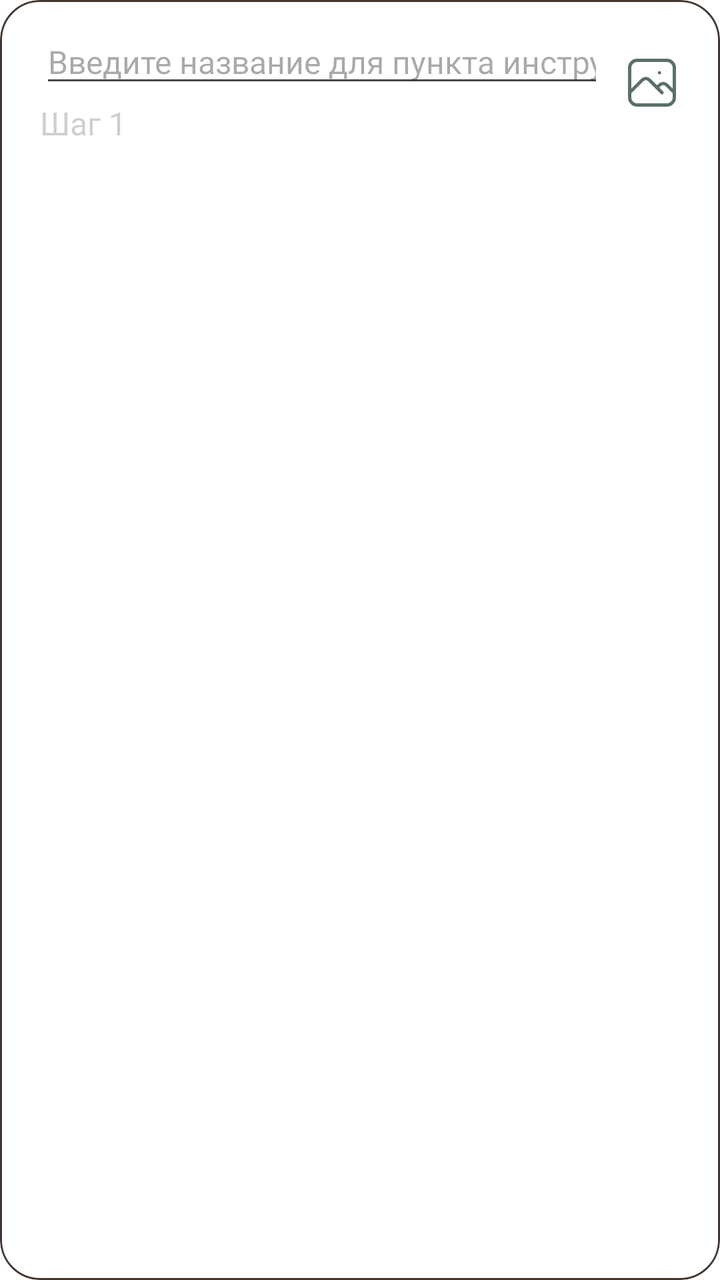
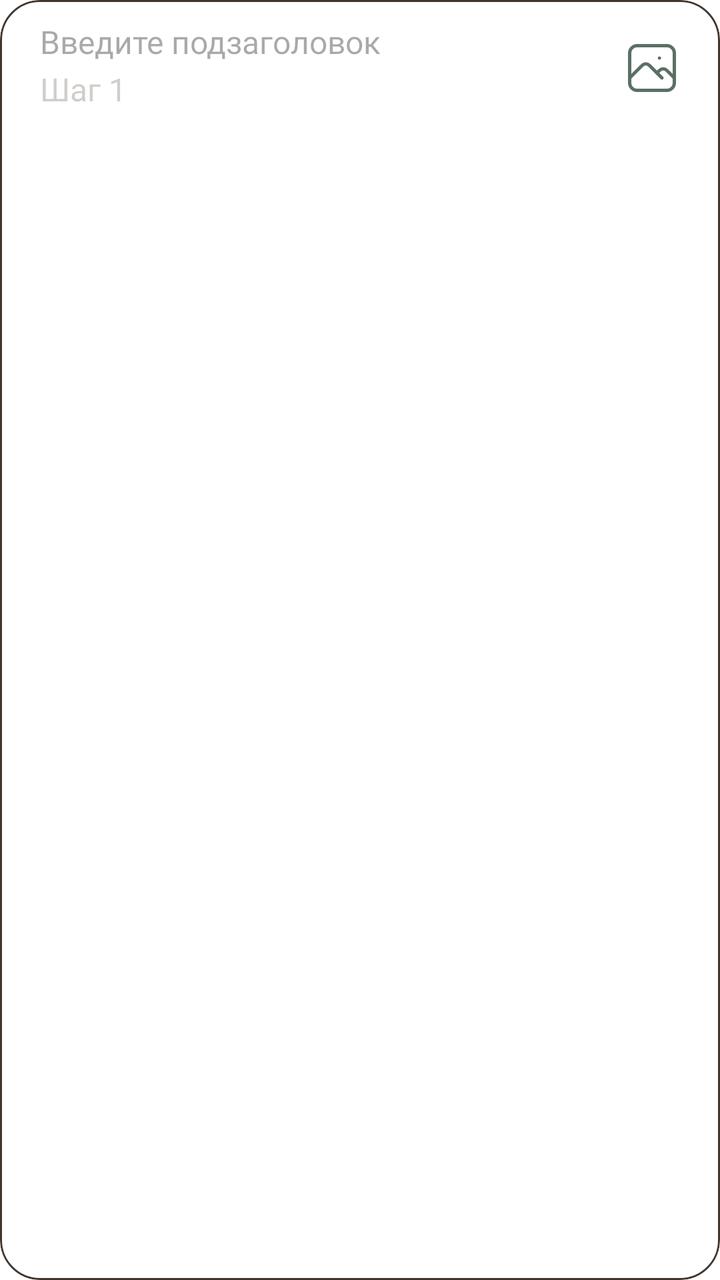

Compare the two renders of this Android layout. The source of the first and the diff that turns it into the second are given below.
<!-- AndroidManifest.xml: application theme Theme.DIYProject -->
<!-- res/layout/item_instruction_step.xml -->
<?xml version="1.0" encoding="utf-8"?>
<com.google.android.material.card.MaterialCardView
    xmlns:android="http://schemas.android.com/apk/res/android"
    xmlns:app="http://schemas.android.com/apk/res-auto"
    xmlns:tools="http://schemas.android.com/tools"
    style="@style/CardStyle.Selector"
    android:layout_width="match_parent"
    android:layout_height="wrap_content"
    android:layout_marginBottom="@dimen/space_s">

    <androidx.constraintlayout.widget.ConstraintLayout
        android:layout_width="match_parent"
        android:layout_height="wrap_content"
        android:paddingStart="@dimen/space_margin"
        android:paddingEnd="@dimen/space_s">

        <EditText
            android:id="@+id/tvStepTitle"
            android:layout_width="0dp"
            android:layout_height="wrap_content"
            android:hint="Введите название для пункта инструкции"
            android:inputType="text"
            android:textAppearance="@style/TextAppearance.App.Title"
            android:textColor="@color/color_beige_dark"
            app:layout_constraintEnd_toStartOf="@id/ivStepIcon"
            app:layout_constraintStart_toStartOf="parent"
            app:layout_constraintTop_toTopOf="parent" />

        <EditText
            android:id="@+id/etStepSubtitle"
            android:layout_width="0dp"
            android:layout_height="wrap_content"
            android:layout_marginTop="2dp"
            android:background="@null"
            android:hint="Шаг 1"
            android:inputType="text"
            android:textAppearance="@style/TextAppearance.App.Body"
            android:textColor="@color/color_beige_dark"
            android:textColorHint="@color/color_beige_dark_30"
            app:layout_constraintEnd_toStartOf="@id/ivStepIcon"
            app:layout_constraintStart_toStartOf="parent"
            app:layout_constraintTop_toBottomOf="@id/tvStepTitle" />

        <ImageButton
            android:id="@+id/ivStepIcon"
            style="@style/IconButtonStyle.Green"
            android:src="@drawable/ic_gallery"
            app:layout_constraintBottom_toBottomOf="parent"
            app:layout_constraintEnd_toEndOf="parent"
            app:layout_constraintTop_toTopOf="parent" />

    </androidx.constraintlayout.widget.ConstraintLayout>
</com.google.android.material.card.MaterialCardView>
<!-- resources referenced by this layout -->
<resources>
  <color name="color_beige_dark">#42362E</color>
  <color name="color_beige_dark_30">#4042362E</color>
  <dimen name="space_margin">20dp</dimen>
  <dimen name="space_s">10dp</dimen>
  <!-- drawable ic_gallery (drawable) -->
  <vector xmlns:android="http://schemas.android.com/apk/res/android"
      android:width="29dp"
      android:height="29dp"
      android:viewportWidth="29"
      android:viewportHeight="29">
    <path
        android:pathData="M19,8.5H19.015M1,5.5C1,4.307 1.474,3.162 2.318,2.318C3.162,1.474 4.307,1 5.5,1H23.5C24.694,1 25.838,1.474 26.682,2.318C27.526,3.162 28,4.307 28,5.5V23.5C28,24.694 27.526,25.838 26.682,26.682C25.838,27.526 24.694,28 23.5,28H5.5C4.307,28 3.162,27.526 2.318,26.682C1.474,25.838 1,24.694 1,23.5V5.5Z"
        android:strokeLineJoin="round"
        android:strokeWidth="2"
        android:fillColor="#00000000"
        android:strokeColor="#FFFCFA"
        android:strokeLineCap="round"/>
    <path
        android:pathData="M1,20.5L8.5,13C9.892,11.66 11.608,11.66 13,13L20.5,20.5"
        android:strokeLineJoin="round"
        android:strokeWidth="2"
        android:fillColor="#00000000"
        android:strokeColor="#FFFCFA"
        android:strokeLineCap="round"/>
    <path
        android:pathData="M17.5,17.5L19,16C20.392,14.66 22.108,14.66 23.5,16L28,20.5"
        android:strokeLineJoin="round"
        android:strokeWidth="2"
        android:fillColor="#00000000"
        android:strokeColor="#FFFCFA"
        android:strokeLineCap="round"/>
  </vector>
  <style name="CardStyle.Selector" parent="CardStyle">
          <item name="strokeColor">@color/color_beige_dark</item>
          <item name="contentPaddingTop">@dimen/space_s</item>
          <item name="contentPaddingBottom">@dimen/space_s</item>
      </style>
  <style name="IconButtonStyle.Green">
          <item name="android:tint">@color/color_green</item>
      </style>
  <style name="TextAppearance.App.Body" parent="TextAppearance.AppCompat">
          <item name="android:fontFamily">@font/montserrat_medium</item>
          <item name="android:textSize">16sp</item>
          <item name="android:textColor">@color/color_beige_dark</item>
      </style>
  <style name="TextAppearance.App.Title" parent="TextAppearance.AppCompat">
          <item name="android:fontFamily">@font/montserrat_semibold</item>
          <item name="android:textSize">16sp</item>
          <item name="android:textColor">@color/color_beige_dark</item>
          <item name="android:textStyle">normal</item>
      </style>
  <style name="Theme.DIYProject" parent="Base.Theme.DIYProject" />
  <style name="CardStyle">
          <item name="android:layout_width">match_parent</item>
          <item name="android:layout_height">wrap_content</item>
          <item name="cardBackgroundColor">@color/color_white</item>
          <item name="strokeWidth">1dp</item>
          <item name="cardCornerRadius">@dimen/radius_standard</item>
          <item name="cardElevation">0dp</item>
          <item name="android:layout_marginBottom">@dimen/space_s</item>
  
      </style>
  <color name="color_green">#5B7065</color>
  <style name="Base.Theme.DIYProject" parent="Theme.Material3.DayNight.NoActionBar">
          <item name="android:windowBackground">@color/color_white</item>
      </style>
  <color name="color_white">#FFFFFF</color>
  <dimen name="radius_standard">20dp</dimen>
</resources>

<!-- the commit's change to res/layout/item_instruction_step.xml (unified diff, before → after) -->
@@ -15,11 +15,13 @@
         android:paddingEnd="@dimen/space_s">
 
         <EditText
-            android:id="@+id/tvStepTitle"
+            android:id="@+id/etStepTitle"
             android:layout_width="0dp"
             android:layout_height="wrap_content"
-            android:hint="Введите название для пункта инструкции"
+            android:hint="Введите подзаголовок"
+            android:background="@null"
             android:inputType="text"
+            android:saveEnabled="false"
             android:textAppearance="@style/TextAppearance.App.Title"
             android:textColor="@color/color_beige_dark"
             app:layout_constraintEnd_toStartOf="@id/ivStepIcon"
@@ -34,13 +36,36 @@
             android:background="@null"
             android:hint="Шаг 1"
             android:inputType="text"
+            android:saveEnabled="false"
             android:textAppearance="@style/TextAppearance.App.Body"
             android:textColor="@color/color_beige_dark"
             android:textColorHint="@color/color_beige_dark_30"
             app:layout_constraintEnd_toStartOf="@id/ivStepIcon"
             app:layout_constraintStart_toStartOf="parent"
-            app:layout_constraintTop_toBottomOf="@id/tvStepTitle" />
+            app:layout_constraintTop_toBottomOf="@id/etStepTitle" />
 
+        
+        <com.google.android.material.card.MaterialCardView
+            android:id="@+id/cardStepPreview"
+            android:layout_width="48dp"
+            android:layout_height="48dp"
+            android:visibility="gone"
+            app:cardCornerRadius="@dimen/radius_small"
+            app:cardElevation="0dp"
+            app:strokeWidth="0dp"
+            app:layout_constraintBottom_toBottomOf="parent"
+            app:layout_constraintEnd_toEndOf="parent"
+            app:layout_constraintTop_toTopOf="parent">
+
+            <ImageView
+                android:id="@+id/ivStepPreview"
+                android:layout_width="match_parent"
+                android:layout_height="match_parent"
+                android:scaleType="centerCrop" />
+
+        </com.google.android.material.card.MaterialCardView>
+
+        
         <ImageButton
             android:id="@+id/ivStepIcon"
             style="@style/IconButtonStyle.Green"
<!-- resource entries referenced after the edit -->
@@ -2,6 +2,7 @@
 <resources>
   <color name="color_beige_dark">#42362E</color>
   <color name="color_beige_dark_30">#4042362E</color>
+  <dimen name="radius_small">5dp</dimen>
   <dimen name="space_margin">20dp</dimen>
   <dimen name="space_s">10dp</dimen>
   <!-- drawable ic_gallery (drawable) -->
